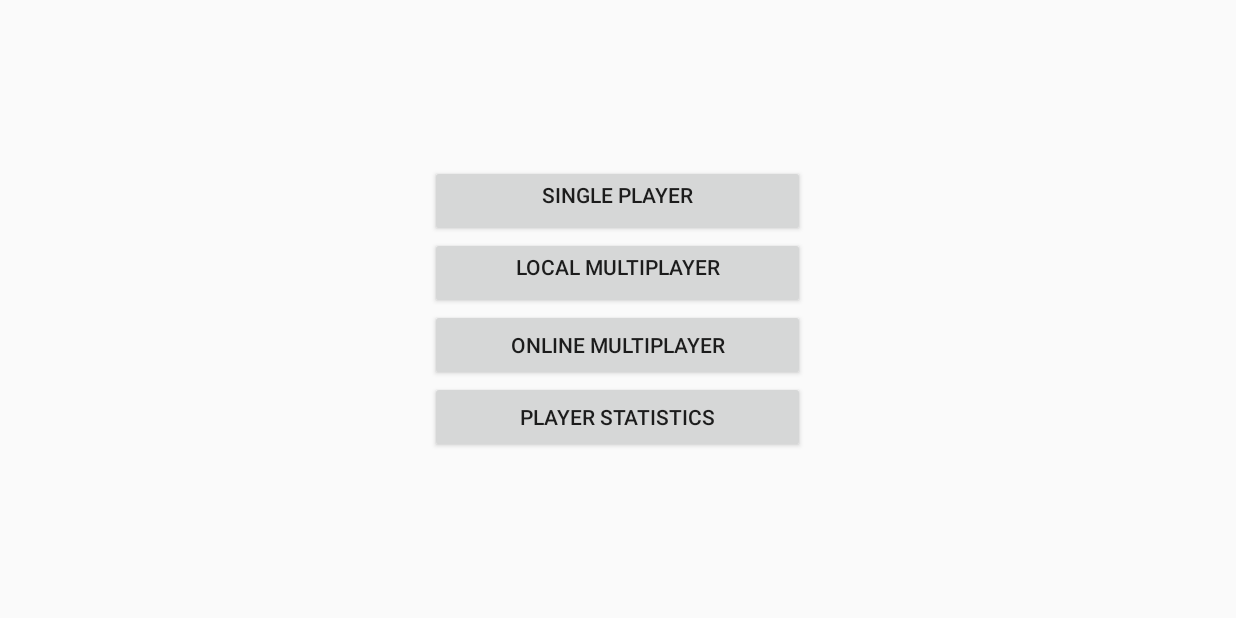
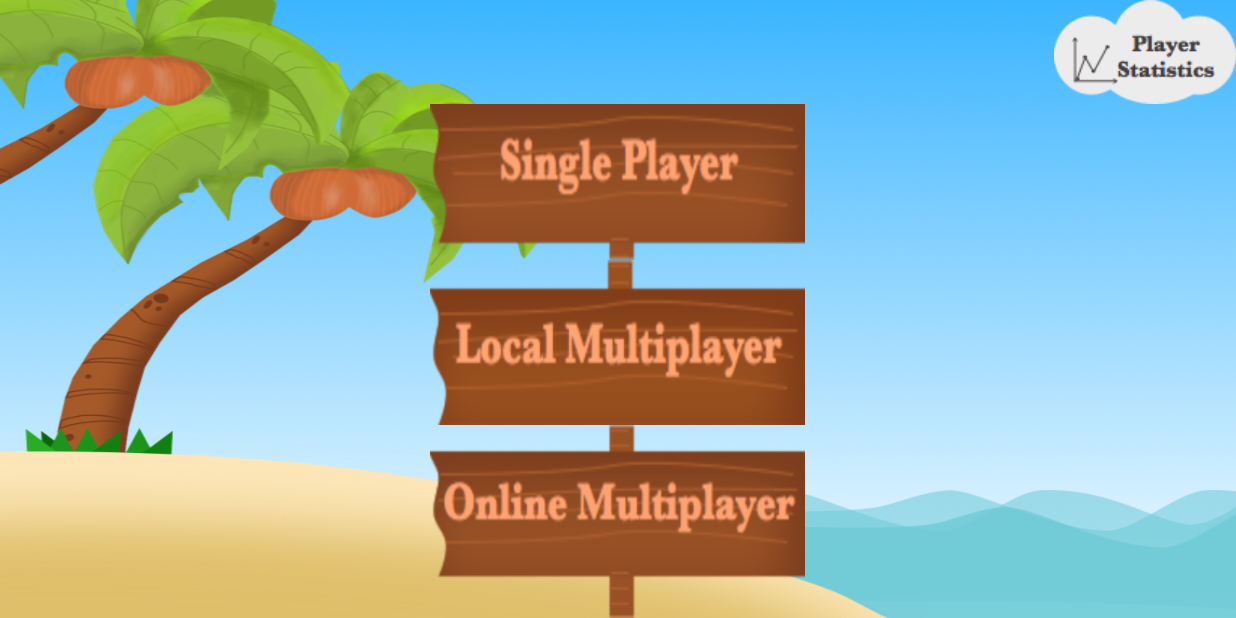
Before and after one commit to Vikash-Kothary/Sunka, an Android app: the screen it shows after launch (MenuActivity), on a phone screen of 824 x 412 dp (held sideways). Run offline under Robolectric (Android 15) with nearby library versions, the phone set to English and light mode, and no system bars.

Commit message:
the main menu and the menue to chose names are compleatly done, only bit left is the game board and the animation which will be pushed tomorrow

```diff
--- a/app/src/main/AndroidManifest.xml
+++ b/app/src/main/AndroidManifest.xml
@@ -6,16 +6,16 @@
         android:allowBackup="true"
         android:icon="@mipmap/ic_launcher"
         android:label="@string/app_name"
-        android:theme="@style/AppTheme"
+        android:theme="@style/Theme.AppCompat.NoActionBar"
         >
         <activity
             android:name="com.teamhawk.sunka.ui.MainActivity"
-            android:screenOrientation="sensorLandscape">
+            android:screenOrientation="landscape">
         </activity>
 
         <activity
             android:name="com.teamhawk.sunka.ui.MenuActivity"
-            android:screenOrientation="sensorLandscape">
+            android:screenOrientation="landscape">
             <intent-filter>
                 <action android:name="android.intent.action.MAIN" />
 
--- a/app/src/main/res/layout/activity_main.xml
+++ b/app/src/main/res/layout/activity_main.xml
@@ -3,10 +3,7 @@
     android:layout_height="match_parent"
     android:gravity="center"
     android:orientation="vertical"
-    android:paddingLeft="@dimen/activity_horizontal_margin"
-    android:paddingRight="@dimen/activity_horizontal_margin"
-    android:paddingTop="@dimen/activity_vertical_margin"
-    android:paddingBottom="@dimen/activity_vertical_margin" tools:context=".MainScreenActivity">
+    tools:context=".MainScreenActivity">
 
     <TextView
         android:id="@+id/player2_Text"
--- a/app/src/main/res/layout/activity_menu.xml
+++ b/app/src/main/res/layout/activity_menu.xml
@@ -3,7 +3,4 @@
     android:name="com.teamhawk.sunka.MenuFragment"
     android:layout_width="match_parent"
     android:layout_height="match_parent"
-    android:paddingLeft="@dimen/activity_horizontal_margin"
-    android:paddingRight="@dimen/activity_horizontal_margin"
-    android:paddingTop="@dimen/activity_vertical_margin"
-    android:paddingBottom="@dimen/activity_vertical_margin"/>
+    />
--- a/app/src/main/res/layout/fragment_menu.xml
+++ b/app/src/main/res/layout/fragment_menu.xml
@@ -1,39 +1,61 @@
 <LinearLayout xmlns:android="http://schemas.android.com/apk/res/android"
-    xmlns:tools="http://schemas.android.com/tools"
+    android:layout_width="match_parent"
+    android:layout_height="match_parent"
+    android:orientation="vertical"
+    android:background="@drawable/palm_t1x">
+
+    <LinearLayout
+        android:layout_width="match_parent"
+        android:layout_height="wrap_content"
+        android:gravity="right"
+        android:layout_gravity="top|right"
+        >
+        <Button
+            android:id="@+id/statistics_button"
+            android:background="@drawable/group1"
+            android:layout_width="wrap_content"
+            android:layout_height="wrap_content"
+            android:layout_gravity="top|right"
+
+            />
+    </LinearLayout>
+
+
+<LinearLayout
     android:layout_width="match_parent"
     android:layout_height="match_parent"
     android:orientation="vertical"
     android:gravity="center"
-    tools:context="com.teamhawk.sunka.MenuFragment">
+    android:layout_gravity="center">
 
     <Button
         android:id="@+id/singplayer_button"
-        android:text="@string/singlePlayer_Button"
+        android:background="@drawable/singleplayer1"
         android:layout_width="wrap_content"
         android:layout_height="wrap_content"
         android:gravity="top|center_vertical|center"
-        android:minWidth="250dp" />
+        android:minWidth="250dp"
+        android:layout_gravity="center"
+        android:layout_weight="1" />
 
     <Button
         android:id="@+id/localPlay_button"
-        android:text="@string/playLocal_Button"
         android:layout_width="wrap_content"
         android:layout_height="wrap_content"
         android:gravity="top|center_vertical|center"
-        android:minWidth="250dp"/>
+        android:background="@drawable/local_multiplayer1x"
+        android:minWidth="250dp"
+        android:layout_weight="1" />
 
     <Button
         android:id="@+id/onlinePlay_button"
-        android:text="@string/playOther_Button"
         android:layout_width="wrap_content"
+        android:background="@drawable/online_multiplayer1x"
         android:layout_height="wrap_content"
-        android:minWidth="250dp"/>
-    <Button
-        android:id="@+id/statistics_button"
-        android:text="@string/statistics_Button"
-        android:layout_width="wrap_content"
-        android:layout_height="wrap_content"
-        android:layout_gravity="center_horizontal"
-        android:minWidth="250dp"/>
+        android:minWidth="250dp"
+        android:layout_weight="1" />
 
 </LinearLayout>
+
+
+</LinearLayout>
--- a/app/src/main/res/layout/layout_sunka_board.xml
+++ b/app/src/main/res/layout/layout_sunka_board.xml
@@ -3,6 +3,7 @@
     xmlns:android="http://schemas.android.com/apk/res/android"
     android:layout_width="match_parent"
     android:layout_height="wrap_content"
+    android:layout_gravity="center"
     android:orientation="horizontal">
 
     <Button
```
Also changed, not shown: app/src/main/res/layout/fragment_player_naming_local.xml (+15 -6 lines), app/src/main/res/layout/fragment_player_naming_online.xml (+6 -2 lines), app/src/main/res/drawable-mdpi/background_choosename1.png (added), app/src/main/res/drawable-mdpi/group1.png (added), app/src/main/res/drawable-mdpi/local_multiplayer1x.png (added), app/src/main/res/drawable-mdpi/online_multiplayer1x.png (added), app/src/main/res/drawable-mdpi/palm_t1x.png (added), app/src/main/res/drawable-mdpi/singleplayer1.png (added), 2 other files.
